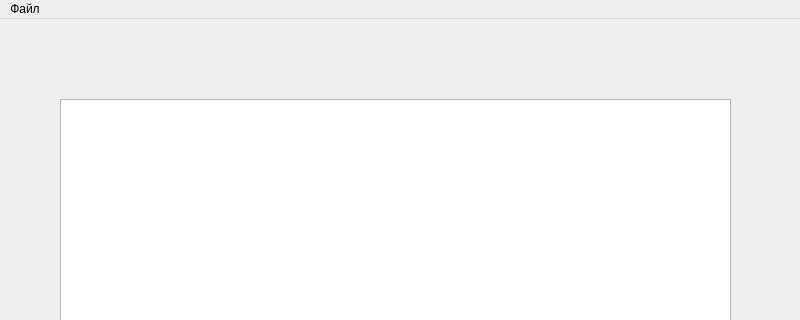
The window that mainwindow.ui (Alexashin/cards-manager) describes before a commit, drawn with Qt 5; both pictures show x 0 to 800 and y 0 to 320 of the 800 by 550 pixel window.
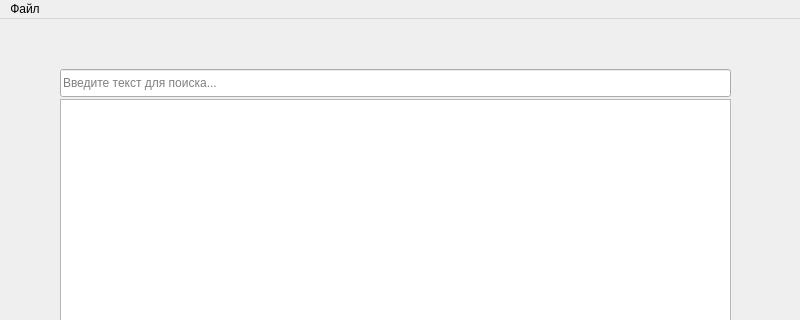
The same window after the commit.

Commit message: search and exepts

Patch:
```diff
--- a/mainwindow.ui
+++ b/mainwindow.ui
@@ -63,6 +63,19 @@
      <string>Редактировать пациента</string>
     </property>
    </widget>
+   <widget class="QLineEdit" name="searchLineEdit">
+    <property name="geometry">
+     <rect>
+      <x>60</x>
+      <y>50</y>
+      <width>671</width>
+      <height>28</height>
+     </rect>
+    </property>
+    <property name="placeholderText">
+     <string>Введите текст для поиска...</string>
+    </property>
+   </widget>
   </widget>
   <widget class="QMenuBar" name="menubar">
    <property name="geometry">
```
Left out of the diff: 2 changed lines with no effect on the pictures. The commit also changes 2 other files.
